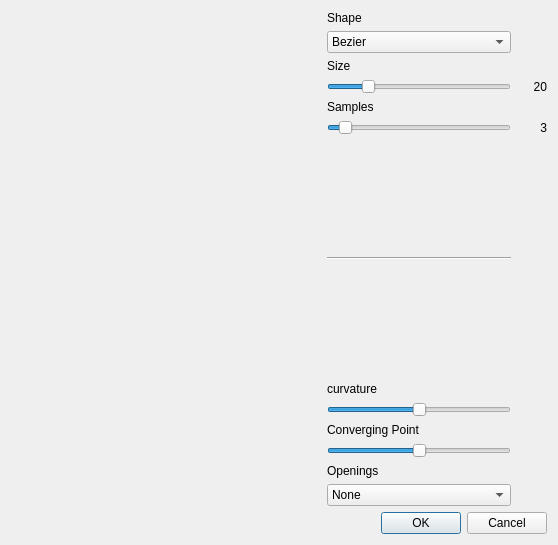
Before: the Qt Designer form forms/bridgerpanel.ui in TopModLab/Unfolding, drawn with Qt 5.
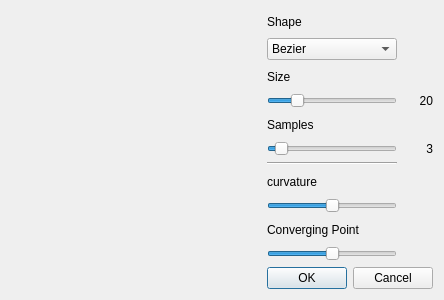
After: the same form once the commit is applied.

Commit message: updated bridger panel

What changed in the file:
```diff
--- a/forms/bridgerpanel.ui
+++ b/forms/bridgerpanel.ui
@@ -6,8 +6,8 @@
    <rect>
     <x>0</x>
     <y>0</y>
-    <width>558</width>
-    <height>545</height>
+    <width>444</width>
+    <height>299</height>
    </rect>
   </property>
   <property name="windowTitle">
@@ -17,8 +17,6 @@
    <item>
     <layout class="QHBoxLayout" name="horizontalLayout">
      <item>
-      <layout class="QVBoxLayout" name="verticalLayout_2">
-       <item>
         <widget class="QLabel" name="image">
          <property name="minimumSize">
           <size>
@@ -41,49 +39,7 @@
         </widget>
        </item>
        <item>
-        <spacer name="horizontalSpacer_2">
-         <property name="orientation">
-          <enum>Qt::Horizontal</enum>
-         </property>
-         <property name="sizeHint" stdset="0">
-          <size>
-           <width>40</width>
-           <height>20</height>
-          </size>
-         </property>
-        </spacer>
-       </item>
-       <item>
-        <spacer name="verticalSpacer_2">
-         <property name="orientation">
-          <enum>Qt::Vertical</enum>
-         </property>
-         <property name="sizeHint" stdset="0">
-          <size>
-           <width>20</width>
-           <height>40</height>
-          </size>
-         </property>
-        </spacer>
-       </item>
-      </layout>
-     </item>
-     <item>
-      <spacer name="horizontalSpacer">
-       <property name="orientation">
-        <enum>Qt::Horizontal</enum>
-       </property>
-       <property name="sizeType">
-        <enum>QSizePolicy::Minimum</enum>
-       </property>
-       <property name="sizeHint" stdset="0">
-        <size>
-         <width>60</width>
-         <height>20</height>
-        </size>
-       </property>
-      </spacer>
-     </item>
+      <layout class="QVBoxLayout" name="verticalLayout_2">
      <item>
       <layout class="QGridLayout" name="gridLayout">
        <property name="sizeConstraint">
@@ -96,19 +52,6 @@
          </property>
         </widget>
        </item>
-       <item row="10" column="0">
-        <widget class="QSlider" name="convergeSlider">
-         <property name="minimum">
-          <number>-100</number>
-         </property>
-         <property name="maximum">
-          <number>100</number>
-         </property>
-         <property name="orientation">
-          <enum>Qt::Horizontal</enum>
-         </property>
-        </widget>
-       </item>
        <item row="2" column="0">
         <widget class="QLabel" name="sizeLabel">
          <property name="text">
@@ -116,18 +59,18 @@
          </property>
         </widget>
        </item>
-       <item row="6" column="1">
-        <spacer name="verticalSpacer">
+         <item row="10" column="0">
+          <widget class="QSlider" name="convergeSlider">
+           <property name="minimum">
+            <number>-100</number>
+           </property>
+           <property name="maximum">
+            <number>100</number>
+           </property>
          <property name="orientation">
-          <enum>Qt::Vertical</enum>
-         </property>
-         <property name="sizeHint" stdset="0">
-          <size>
-           <width>10</width>
-           <height>40</height>
-          </size>
-         </property>
-        </spacer>
+            <enum>Qt::Horizontal</enum>
+           </property>
+          </widget>
        </item>
        <item row="1" column="0">
         <widget class="QComboBox" name="shapeComboBox">
@@ -141,30 +84,6 @@
            <string>Original</string>
           </property>
          </item>
-         <item>
-          <property name="text">
-           <string>Flat</string>
-          </property>
-         </item>
-        </widget>
-       </item>
-       <item row="12" column="0">
-        <widget class="QComboBox" name="adhesiveComboBox">
-         <item>
-          <property name="text">
-           <string>None</string>
-          </property>
-         </item>
-         <item>
-          <property name="text">
-           <string>Round</string>
-          </property>
-         </item>
-         <item>
-          <property name="text">
-           <string>Rectangle</string>
-          </property>
-         </item>
         </widget>
        </item>
        <item row="8" column="0">
@@ -186,13 +105,6 @@
          </property>
         </widget>
        </item>
-       <item row="0" column="0">
-        <widget class="QLabel" name="label">
-         <property name="text">
-          <string>Shape</string>
-         </property>
-        </widget>
-       </item>
        <item row="9" column="0">
         <widget class="QLabel" name="convergeLabel">
          <property name="text">
@@ -200,6 +112,13 @@
          </property>
         </widget>
        </item>
+         <item row="0" column="0">
+          <widget class="QLabel" name="label">
+           <property name="text">
+            <string>Shape</string>
+           </property>
+          </widget>
+         </item>
        <item row="5" column="0">
         <widget class="QSlider" name="samplesSlider">
          <property name="minimum">
@@ -244,13 +163,6 @@
          </property>
         </widget>
        </item>
-       <item row="11" column="0">
-        <widget class="QLabel" name="label_5">
-         <property name="text">
-          <string>Openings</string>
-         </property>
-        </widget>
-       </item>
        <item row="7" column="0">
         <widget class="QLabel" name="curvLabel">
          <property name="text">
@@ -296,6 +208,8 @@
           <set>Qt::AlignRight|Qt::AlignTrailing|Qt::AlignVCenter</set>
          </property>
         </widget>
+         </item>
+        </layout>
        </item>
       </layout>
      </item>
```
Lines whose indentation alone changed are shown as unchanged. The commit also changes 5 other files.
